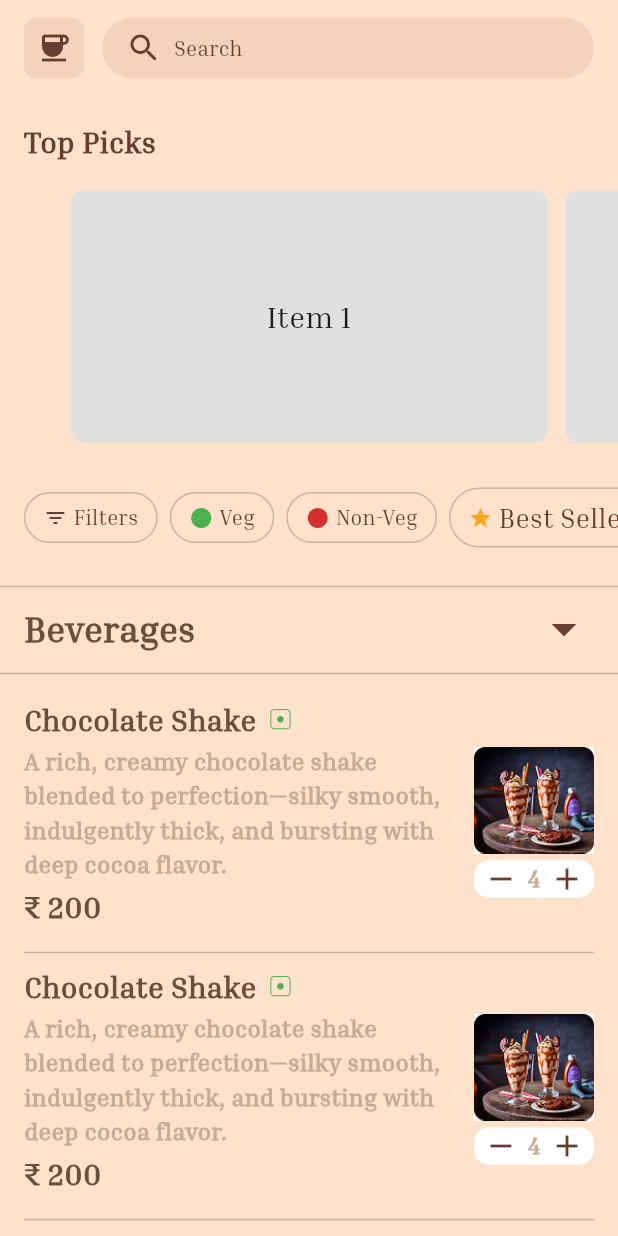
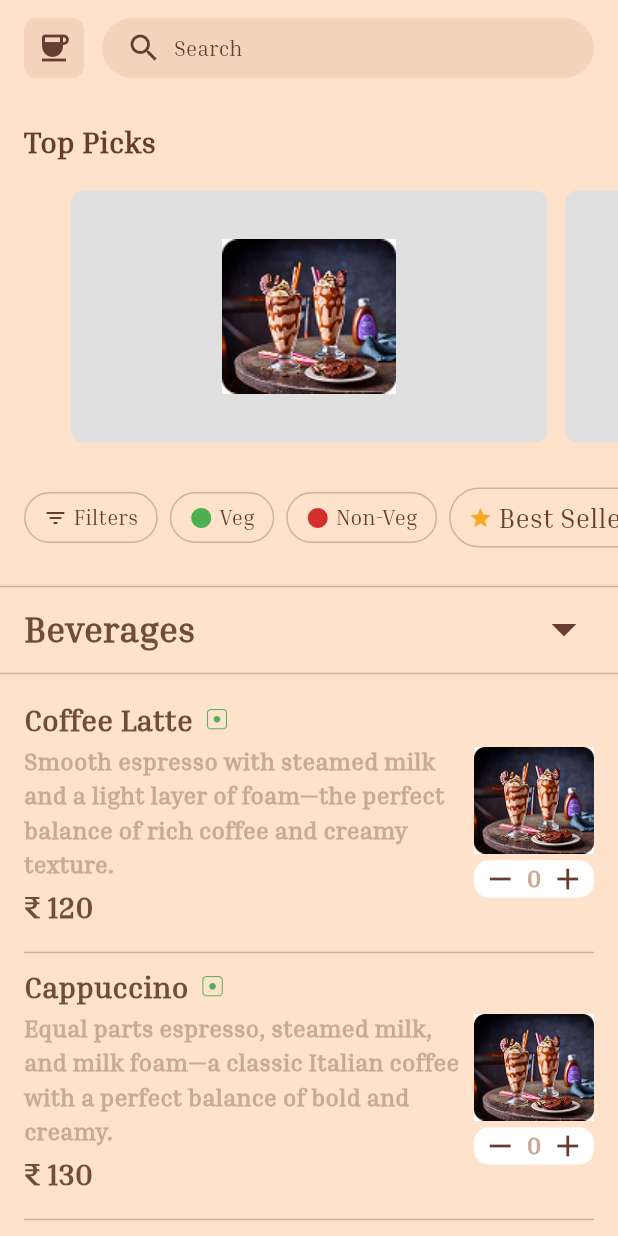
Before and after one commit to MRBRINE01/cafe-app-flutter, a Flutter app: the screen it shows after launch, after a tap on "Submit", on a phone screen of 412 x 824 dp. Run offline on Flutter 3.47's test engine with Material 3 defaults, Android fonts, the light colour scheme and no system bars.

Commit message:
fix scroll issue and use of dummy data for menu

```diff
--- a/lib/core/views/menu_page.dart
+++ b/lib/core/views/menu_page.dart
@@ -1,5 +1,6 @@
 import 'package:cafe_app_flutter/core/utils/constants.dart';
 import 'package:flutter/material.dart';
+import 'dart:convert';
 
 class MenuPage extends StatefulWidget {
   const MenuPage({super.key});
@@ -9,6 +10,129 @@ class MenuPage extends StatefulWidget {
 }
 
 class _MenuPageState extends State<MenuPage> {
+
+  final Map<String, int> itemQuantities = {};
+
+  // Menu data as JSON string
+  final String menuDataJson = '''
+  {
+    "categories": [
+      {
+        "name": "Beverages",
+        "items": [
+          {
+            "id": "coffee_latte",
+            "name": "Coffee Latte",
+            "description": "Smooth espresso with steamed milk and a light layer of foam—the perfect balance of rich coffee and creamy texture.",
+            "price": 120,
+            "image": "assets/images/chocolate.jpg",
+            "isVeg": true,
+            "isBestSeller": true
+          },
+          {
+            "id": "cappuccino",
+            "name": "Cappuccino",
+            "description": "Equal parts espresso, steamed milk, and milk foam—a classic Italian coffee with a perfect balance of bold and creamy.",
+            "price": 130,
+            "image": "assets/images/chocolate.jpg",
+            "isVeg": true,
+            "isBestSeller": false
+          },
+          {
+            "id": "chocolate_shake",
+            "name": "Chocolate Shake",
+            "description": "A rich, creamy chocolate shake blended to perfection—silky smooth, indulgently thick, and bursting with deep cocoa flavor.",
+            "price": 150,
+            "image": "assets/images/chocolate.jpg",
+            "isVeg": true,
+            "isBestSeller": true
+          }
+        ]
+      },
+      {
+        "name": "Food",
+        "items": [
+          {
+            "id": "chocolate_cake",
+            "name": "Chocolate Cake",
+            "description": "Decadent chocolate cake with layers of rich ganache—moist, fudgy, and intensely chocolatey for the ultimate dessert experience.",
+            "price": 180,
+            "image": "assets/images/chocolate.jpg",
+            "isVeg": true,
+            "isBestSeller": true
+          },
+          {
+            "id": "chicken_sandwich",
+            "name": "Chicken Sandwich",
+            "description": "Tender grilled chicken with fresh veggies and special sauce on toasted bread—savory, satisfying, and packed with flavor.",
+            "price": 160,
+            "image": "assets/images/chocolate.jpg",
+            "isVeg": false,
+            "isBestSeller": false
+          },
+          {
+            "id": "veg_wrap",
+            "name": "Vegetable Wrap",
+            "description": "Fresh seasonal vegetables with hummus in a whole grain wrap—light, nutritious, and bursting with garden-fresh flavors.",
+            "price": 140,
+            "image": "assets/images/chocolate.jpg",
+            "isVeg": true,
+            "isBestSeller": false
+          }
+        ]
+      }
+    ],
+    "topPicks": [
+      {
+        "id": "coffee_latte",
+        "image": "assets/images/chocolate.jpg"
+      },
+      {
+        "id": "chocolate_cake",
+        "image": "assets/images/chocolate.jpg"
+      },
+      {
+        "id": "chocolate_shake",
+        "image": "assets/images/chocolate.jpg"
+      },
+      {
+        "id": "chicken_sandwich",
+        "image": "assets/images/chocolate.jpg"
+      },
+      {
+        "id": "veg_wrap",
+        "image": "assets/images/chocolate.jpg"
+      }
+    ]
+  }
+  ''';
+
+  late Map<String, dynamic> menuData;
+
+  @override
+  void initState() {
+    super.initState();
+    menuData = json.decode(menuDataJson);
+  }
+
+  int getQuantity(String itemName) {
+    return itemQuantities[itemName] ?? 0;
+  }
+
+  void incrementQuantity(String itemName) {
+    setState(() {
+      itemQuantities[itemName] = getQuantity(itemName) + 1;
+    });
+  }
+
+  void decrementQuantity(String itemName) {
+    setState(() {
+      if (getQuantity(itemName) > 0) {
+        itemQuantities[itemName] = getQuantity(itemName) - 1;
+      }
+    });
+  }
+
   @override
   Widget build(BuildContext context) {
     return Scaffold(
@@ -175,7 +299,7 @@ class _MenuPageState extends State<MenuPage> {
                     ListView.builder(
                       shrinkWrap: true,
                       physics: const NeverScrollableScrollPhysics(),
-                      itemCount: 10,
+                      itemCount: menuData['categories'].length,
                       itemBuilder: (context, index) {
                         return Column(
                           children: [
@@ -189,7 +313,7 @@ class _MenuPageState extends State<MenuPage> {
                               child: Row(
                                 children: [
                                   Text(
-                                    "Beverages",
+                                    menuData['categories'][index]['name'],
                                     style: Constants.menuHeadTextStyle,
                                   ),
                                   Spacer(),
@@ -209,8 +333,9 @@ class _MenuPageState extends State<MenuPage> {
                             SizedBox(height: 8),
                             ListView.builder(
                               shrinkWrap: true,
-                              itemCount: 10,
-                              itemBuilder: (context, index) {
+                              physics: const NeverScrollableScrollPhysics(),
+                              itemCount: menuData['categories'][index]['items'].length,
+                              itemBuilder: (context, itemIndex) {
                                 return Padding(
                                   padding: const EdgeInsets.symmetric(
                                       horizontal: 16.0),
@@ -228,23 +353,23 @@ class _MenuPageState extends State<MenuPage> {
                                                 Row(
                                                   children: [
                                                     Text(
-                                                      "Chocolate Shake",
+                                                      menuData['categories'][index]['items'][itemIndex]['name'],
                                                       style: Constants
                                                           .menuTextStyle,
                                                     ),
                                                     SizedBox(width: 8),
                                                     ImageIcon(
                                                       AssetImage(
-                                                        "assets/images/veg.png",
+                                                         "assets/images/veg.png" ,
                                                       ),
                                                       size: 16,
-                                                      color: Colors.green,
+                                                      color: menuData['categories'][index]['items'][itemIndex]['isVeg'] ? Colors.green : Colors.red[700],
                                                     ),
                                                   ],
                                                 ),
                                                 SizedBox(height: 2),
                                                 Text(
-                                                  "A rich, creamy chocolate shake blended to perfection—silky smooth, indulgently thick, and bursting with deep cocoa flavor.",
+                                                  menuData['categories'][index]['items'][itemIndex]['description'],
                                                   style: Constants
                                                       .menuSubTextStyle,
                                                   softWrap: true,
@@ -253,7 +378,7 @@ class _MenuPageState extends State<MenuPage> {
                                                       TextOverflow.visible,
                                                 ),
                                                 SizedBox(height: 2),
-                                                Text("₹ 200",
+                                                Text("₹ ${menuData['categories'][index]['items'][itemIndex]['price']}",
                                                     style: Constants
                                                         .menuTextStyle),
                                                 SizedBox(height: 8),
@@ -264,7 +389,7 @@ class _MenuPageState extends State<MenuPage> {
                                           Column(
                                             children: [
                                               Image.asset(
-                                                "assets/images/chocolate.jpg",
+                                                menuData['categories'][index]['items'][itemIndex]['image'],
                                                 height: 80,
                                                 width: 80,
                                               ),
@@ -281,16 +406,27 @@ class _MenuPageState extends State<MenuPage> {
                                                       MainAxisAlignment
                                                           .spaceEvenly,
                                                   children: [
-                                                    Icon(Icons.remove,
-                                                        color: Constants
-                                                            .selectedColor),
-                                                    const Text("4",
+                                                    GestureDetector(
+                                                      onTap: () =>
+                                                          decrementQuantity(
+                                                              menuData['categories'][index]['items'][itemIndex]['name']),
+                                                      child: Icon(Icons.remove,
+                                                          color: Constants
+                                                              .selectedColor),
+                                                    ),
+                                                    Text(
+                                                        "${getQuantity(menuData['categories'][index]['items'][itemIndex]['name'])}",
                                                         style: Constants
                                                             .menuSubTextStyle),
-                                                    Icon(
-                                                      Icons.add,
-                                                      color: Constants
-                                                          .selectedColor,
+                                                    GestureDetector(
+                                                      onTap: () =>
+                                                          incrementQuantity(
+                                                              menuData['categories'][index]['items'][itemIndex]['name']),
+                                                      child: Icon(
+                                                        Icons.add,
+                                                        color: Constants
+                                                            .selectedColor,
+                                                      ),
                                                     ),
                                                   ],
                                                 ),
@@ -329,7 +465,7 @@ class _MenuPageState extends State<MenuPage> {
       height: 180.0,
       child: PageView.builder(
         controller: PageController(viewportFraction: 0.8),
-        itemCount: 5,
+        itemCount: menuData['topPicks'].length,
         itemBuilder: (context, index) {
           return Container(
             margin: const EdgeInsets.all(6.0),
@@ -343,9 +479,10 @@ class _MenuPageState extends State<MenuPage> {
               // ),
             ),
             child: Center(
-              child: Text(
-                'Item ${index + 1}',
-                style: const TextStyle(fontSize: 20.0),
+              child: Image.asset(
+                menuData['topPicks'][index]['image'],
+                height: 120,
+                width: 120,
               ),
             ),
           );
```
